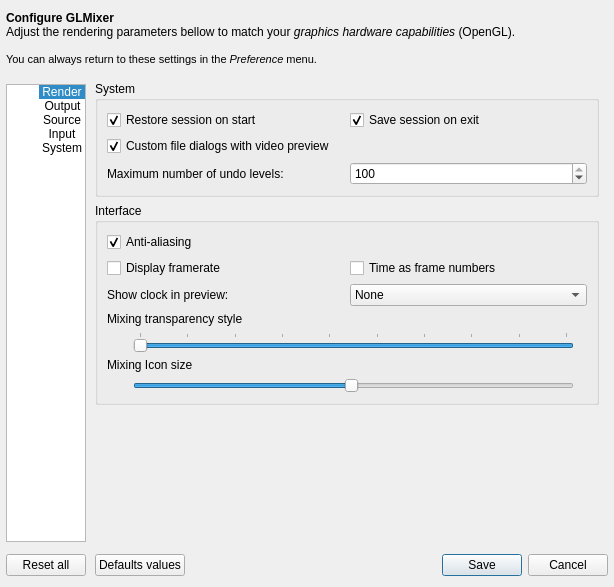
Above: src/UserPreferencesDialog.ui from markus-wa/glmixer-mirror before the change. Below: the same form after it.
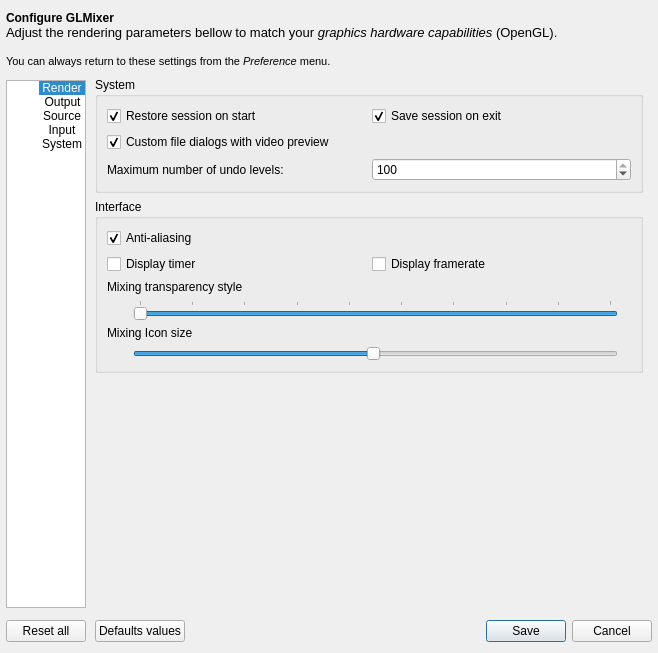
That is the form after the change. The open tabs and pages were chosen to show the change. Icons and pictures are not drawn. Custom widgets are drawn as their Qt base class.

Commit message: Validated implementation of clock display in output preview toolbox. Displays a timer on the session duration and of recording duration.

What changed in the file:
```diff
--- a/src/UserPreferencesDialog.ui
+++ b/src/UserPreferencesDialog.ui
@@ -6,8 +6,8 @@
    <rect>
     <x>0</x>
     <y>0</y>
-    <width>614</width>
-    <height>587</height>
+    <width>658</width>
+    <height>653</height>
    </rect>
   </property>
   <property name="windowTitle">
@@ -18,6 +18,9 @@
     <normaloff>:/glmixer/icons/glmixer.png</normaloff>:/glmixer/icons/glmixer.png</iconset>
   </property>
   <layout class="QVBoxLayout" name="verticalLayout_15">
+   <property name="spacing">
+    <number>0</number>
+   </property>
    <property name="sizeConstraint">
     <enum>QLayout::SetMinimumSize</enum>
    </property>
@@ -42,11 +45,11 @@
       <string>&lt;!DOCTYPE HTML PUBLIC &quot;-//W3C//DTD HTML 4.0//EN&quot; &quot;http://www.w3.org/TR/REC-html40/strict.dtd&quot;&gt;
 &lt;html&gt;&lt;head&gt;&lt;meta name=&quot;qrichtext&quot; content=&quot;1&quot; /&gt;&lt;style type=&quot;text/css&quot;&gt;
 p, li { white-space: pre-wrap; }
-&lt;/style&gt;&lt;/head&gt;&lt;body style=&quot; font-family:'Sans Serif'; font-size:9pt; font-weight:400; font-style:normal;&quot;&gt;
-&lt;p style=&quot; margin-top:0px; margin-bottom:0px; margin-left:0px; margin-right:0px; -qt-block-indent:0; text-indent:0px;&quot;&gt;&lt;span style=&quot; font-family:'MS Shell Dlg 2'; font-weight:600;&quot;&gt;Configure GLMixer&lt;/span&gt;&lt;/p&gt;
+&lt;/style&gt;&lt;/head&gt;&lt;body style=&quot; font-family:'Droid Sans'; font-size:10pt; font-weight:400; font-style:normal;&quot;&gt;
+&lt;p style=&quot; margin-top:0px; margin-bottom:0px; margin-left:0px; margin-right:0px; -qt-block-indent:0; text-indent:0px;&quot;&gt;&lt;span style=&quot; font-family:'MS Shell Dlg 2'; font-size:9pt; font-weight:600;&quot;&gt;Configure GLMixer&lt;/span&gt;&lt;/p&gt;
 &lt;p style=&quot; margin-top:0px; margin-bottom:0px; margin-left:0px; margin-right:0px; -qt-block-indent:0; text-indent:0px;&quot;&gt;&lt;span style=&quot; font-family:'MS Shell Dlg 2';&quot;&gt;Adjust the rendering parameters bellow to match your &lt;/span&gt;&lt;span style=&quot; font-family:'MS Shell Dlg 2'; font-style:italic;&quot;&gt;graphics hardware capabilities&lt;/span&gt;&lt;span style=&quot; font-family:'MS Shell Dlg 2';&quot;&gt; (OpenGL). &lt;/span&gt;&lt;/p&gt;
 &lt;p style=&quot;-qt-paragraph-type:empty; margin-top:0px; margin-bottom:0px; margin-left:0px; margin-right:0px; -qt-block-indent:0; text-indent:0px; font-family:'MS Shell Dlg 2';&quot;&gt;&lt;br /&gt;&lt;/p&gt;
-&lt;p style=&quot; margin-top:0px; margin-bottom:0px; margin-left:0px; margin-right:0px; -qt-block-indent:0; text-indent:0px;&quot;&gt;&lt;span style=&quot; font-family:'MS Shell Dlg 2'; font-size:8pt;&quot;&gt;You can always return to these settings in the &lt;/span&gt;&lt;span style=&quot; font-family:'MS Shell Dlg 2'; font-size:8pt; font-style:italic;&quot;&gt;Preference&lt;/span&gt;&lt;span style=&quot; font-family:'MS Shell Dlg 2'; font-size:8pt;&quot;&gt; menu. &lt;/span&gt;&lt;/p&gt;&lt;/body&gt;&lt;/html&gt;</string>
+&lt;p style=&quot; margin-top:0px; margin-bottom:0px; margin-left:0px; margin-right:0px; -qt-block-indent:0; text-indent:0px;&quot;&gt;&lt;span style=&quot; font-family:'MS Shell Dlg 2'; font-size:8pt;&quot;&gt;You can always return to these settings from the &lt;/span&gt;&lt;span style=&quot; font-family:'MS Shell Dlg 2'; font-size:8pt; font-style:italic;&quot;&gt;Preference&lt;/span&gt;&lt;span style=&quot; font-family:'MS Shell Dlg 2'; font-size:8pt;&quot;&gt; menu. &lt;/span&gt;&lt;/p&gt;&lt;/body&gt;&lt;/html&gt;</string>
      </property>
      <property name="textFormat">
       <enum>Qt::RichText</enum>
@@ -1744,6 +1747,16 @@
                 </item>
                </layout>
               </item>
+              <item row="0" column="0">
+               <widget class="QCheckBox" name="displayTimeAsFrame">
+                <property name="toolTip">
+                 <string>&lt;html&gt;&lt;head/&gt;&lt;body&gt;&lt;p&gt;Shows time information of videos as frame count instead of hh:mm:ss.&lt;/p&gt;&lt;/body&gt;&lt;/html&gt;</string>
+                </property>
+                <property name="text">
+                 <string>Time as frame numbers</string>
+                </property>
+               </widget>
+              </item>
              </layout>
             </widget>
            </item>
@@ -2090,6 +2103,13 @@
               </item>
               <item>
                <layout class="QHBoxLayout" name="horizontalLayout_14">
+                <item>
+                 <widget class="QCheckBox" name="displayTimer">
+                  <property name="text">
+                   <string>Display timer</string>
+                  </property>
+                 </widget>
+                </item>
                 <item>
                  <widget class="QCheckBox" name="displayFramerate">
                   <property name="toolTip">
@@ -2098,49 +2118,6 @@
                   <property name="text">
                    <string>Display framerate</string>
                   </property>
-                 </widget>
-                </item>
-                <item>
-                 <widget class="QCheckBox" name="displayTimeAsFrame">
-                  <property name="toolTip">
-                   <string>&lt;html&gt;&lt;head/&gt;&lt;body&gt;&lt;p&gt;Shows time information of videos as frame count instead of hh:mm:ss.&lt;/p&gt;&lt;/body&gt;&lt;/html&gt;</string>
-                  </property>
-                  <property name="text">
-                   <string>Time as frame numbers</string>
-                  </property>
-                 </widget>
-                </item>
-               </layout>
-              </item>
-              <item>
-               <layout class="QHBoxLayout" name="horizontalLayout_15">
-                <item>
-                 <widget class="QLabel" name="label_31">
-                  <property name="text">
-                   <string>Show clock in preview:</string>
-                  </property>
-                 </widget>
-                </item>
-                <item>
-                 <widget class="QComboBox" name="displayTimer">
-                  <property name="toolTip">
-                   <string>&lt;html&gt;&lt;head/&gt;&lt;body&gt;&lt;p&gt;Display timing of current session in output preview.&lt;/p&gt;&lt;/body&gt;&lt;/html&gt;</string>
-                  </property>
-                  <item>
-                   <property name="text">
-                    <string>None</string>
-                   </property>
-                  </item>
-                  <item>
-                   <property name="text">
-                    <string>Small</string>
-                   </property>
-                  </item>
-                  <item>
-                   <property name="text">
-                    <string>Large</string>
-                   </property>
-                  </item>
                  </widget>
                 </item>
                </layout>
```
Left out of the diff: 8 changed lines with no effect on the pictures. The commit also changes 14 other files.
